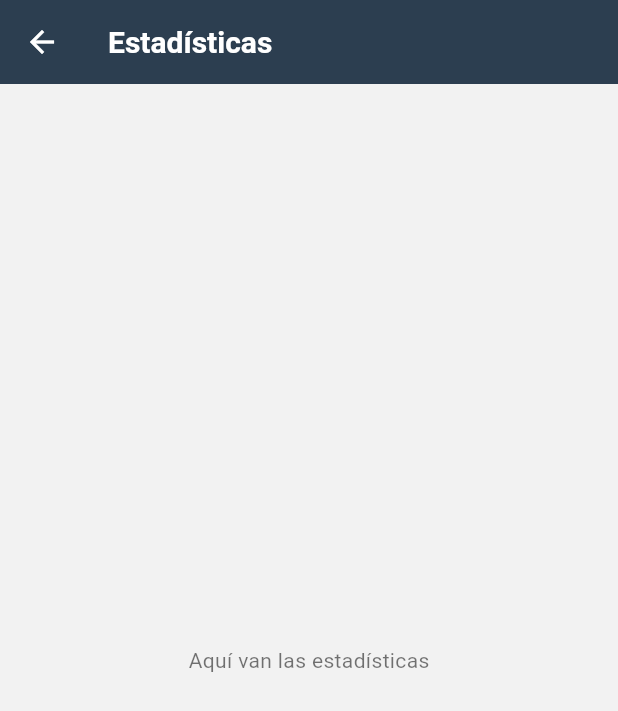
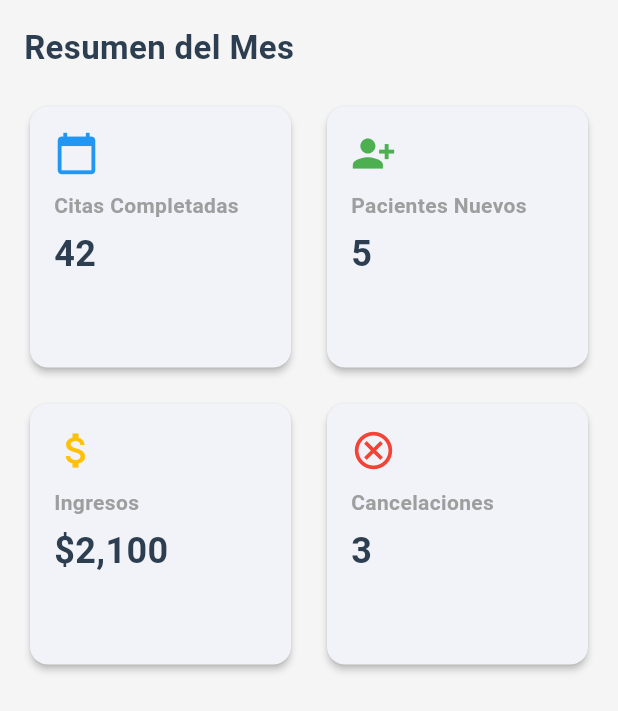
Before and after one commit to DianaCuriel/Neurify, a Flutter app: the EstadisticasPage screen opened directly, on a phone screen of 412 x 824 dp. Shown: the top 711 px of the screen. Run offline on Flutter 3.47's test engine with Material 3 defaults, Android fonts, the phone set to English and light mode, and no system bars; our stand-ins replace shared_preferences, table_calendar; accounts and stored records are empty.

Commit message:
Estadisticas mal

```diff
--- a/lib/Fijo/BottomNavigator.dart
+++ b/lib/Fijo/BottomNavigator.dart
@@ -1,6 +1,7 @@
 import 'package:flutter/material.dart';
 import 'package:neurify/Visuales/Modificaciones.dart';
 import 'package:neurify/Visuales/calendario.dart';
+import 'package:neurify/Visuales/estadisticas_page.dart';
 
 class MiBottomNav extends StatelessWidget {
   const MiBottomNav({super.key});
@@ -48,13 +49,13 @@ class MiBottomNav extends StatelessWidget {
   }
 }
 
-// Página de ejemplo para Estadísticas
-class EstadisticasPage extends StatelessWidget {
-  @override
-  Widget build(BuildContext context) {
-    return Scaffold(
-      appBar: AppBar(title: const Text("Estadísticas")),
-      body: const Center(child: Text("Aquí van las estadísticas")),
-    );
-  }
-}
+// // Página de ejemplo para Estadísticas
+// class EstadisticasPage extends StatelessWidget {
+//   @override
+//   Widget build(BuildContext context) {
+//     return Scaffold(
+//       appBar: AppBar(title: const Text("Estadísticas")),
+//       body: const Center(child: Text("Aquí van las estadísticas")),
+//     );
+//   }
+// }
--- /dev/null
+++ b/lib/Visuales/estadisticas_page.dart
@@ -0,0 +1,103 @@
+import 'package:flutter/material.dart';
+import '../Fijo/app_theme.dart'; // Asegúrate de que la ruta a tu tema sea correcta
+
+class EstadisticasPage extends StatelessWidget {
+  const EstadisticasPage({super.key});
+
+  // Widget para construir una tarjeta de estadística reutilizable
+  Widget _buildStatCard({
+    required IconData icon,
+    required String title,
+    required String value,
+    required Color color,
+  }) {
+    return Card(
+      elevation: 2.0,
+      shape: RoundedRectangleBorder(borderRadius: BorderRadius.circular(12)),
+      child: Padding(
+        padding: const EdgeInsets.all(16.0),
+        child: Column(
+          crossAxisAlignment: CrossAxisAlignment.start,
+          children: [
+            Icon(icon, size: 30, color: color),
+            const SizedBox(height: 10),
+            Text(
+              title,
+              style: const TextStyle(
+                color: Colors.grey,
+                fontWeight: FontWeight.bold,
+              ),
+            ),
+            const SizedBox(height: 5),
+            Text(
+              value,
+              style: const TextStyle(
+                fontSize: 24,
+                fontWeight: FontWeight.bold,
+                color: AppTheme.primaryColor,
+              ),
+            ),
+          ],
+        ),
+      ),
+    );
+  }
+
+  @override
+  Widget build(BuildContext context) {
+    return Scaffold(
+      backgroundColor: Colors.grey[100],
+      body: Padding(
+        padding: const EdgeInsets.all(16.0),
+        child: ListView(
+          children: [
+            const Text(
+              'Resumen del Mes',
+              style: TextStyle(
+                fontSize: 22,
+                fontWeight: FontWeight.bold,
+                color: AppTheme.primaryColor,
+              ),
+            ),
+            const SizedBox(height: 20),
+            GridView.count(
+              crossAxisCount: 2,
+              crossAxisSpacing: 16,
+              mainAxisSpacing: 16,
+              shrinkWrap:
+                  true, // Para que el GridView quepa dentro del ListView
+              physics:
+                  const NeverScrollableScrollPhysics(), // Deshabilita el scroll del GridView
+              children: [
+                _buildStatCard(
+                  icon: Icons.calendar_today,
+                  title: 'Citas Completadas',
+                  value: '42',
+                  color: Colors.blue,
+                ),
+                _buildStatCard(
+                  icon: Icons.person_add_alt_1,
+                  title: 'Pacientes Nuevos',
+                  value: '5',
+                  color: Colors.green,
+                ),
+                _buildStatCard(
+                  icon: Icons.attach_money,
+                  title: 'Ingresos',
+                  value: '\$2,100',
+                  color: Colors.amber,
+                ),
+                _buildStatCard(
+                  icon: Icons.cancel_outlined,
+                  title: 'Cancelaciones',
+                  value: '3',
+                  color: Colors.red,
+                ),
+              ],
+            ),
+          ],
+        ),
+      ),
+    );
+  }
+}
--- a/lib/main.dart
+++ b/lib/main.dart
@@ -1,6 +1,6 @@
 // #1.1
 import 'package:flutter/material.dart';
-import 'package:neurify/Visuales/Calendario.dart';
+import 'package:neurify/Visuales/login_screen.dart';
 import 'Fijo/app_theme.dart';
 
 //1.2
@@ -18,7 +18,7 @@ class MyApp extends StatelessWidget {
       debugShowCheckedModeBanner: false,
       title: "Neurify App",
       theme: AppTheme.themeData,
-      home: const CalendarioPage(),
+      home: const LoginScreen(),
     );
   }
 }
--- a/pubspec.yaml
+++ b/pubspec.yaml
@@ -49,6 +49,9 @@ dev_dependencies:
   flutter_lints: ^5.0.0
   table_calendar: ^3.0.9
   provider: ^6.0.6
+  shared_preferences: ^2.2.3
+
+
 
 # For information on the generic Dart part of this file, see the
 # following page: https://dart.dev/tools/pub/pubspec
@@ -63,8 +66,7 @@ flutter:
 
   # To add assets to your application, add an assets section, like this:
   # assets:
-  #   - images/a_dot_burr.jpeg
-  #   - images/a_dot_ham.jpeg
+  #   - assets/images/app_bar.png
 
   # An image asset can refer to one or more resolution-specific "variants", see
   # https://flutter.dev/to/resolution-aware-images
```
Also changed, not shown: lib/Visuales/forgot_password_screen.dart (added, +104 -0 lines), lib/Visuales/login_screen.dart (added, +235 -0 lines), pubspec.lock, 1 other file.
